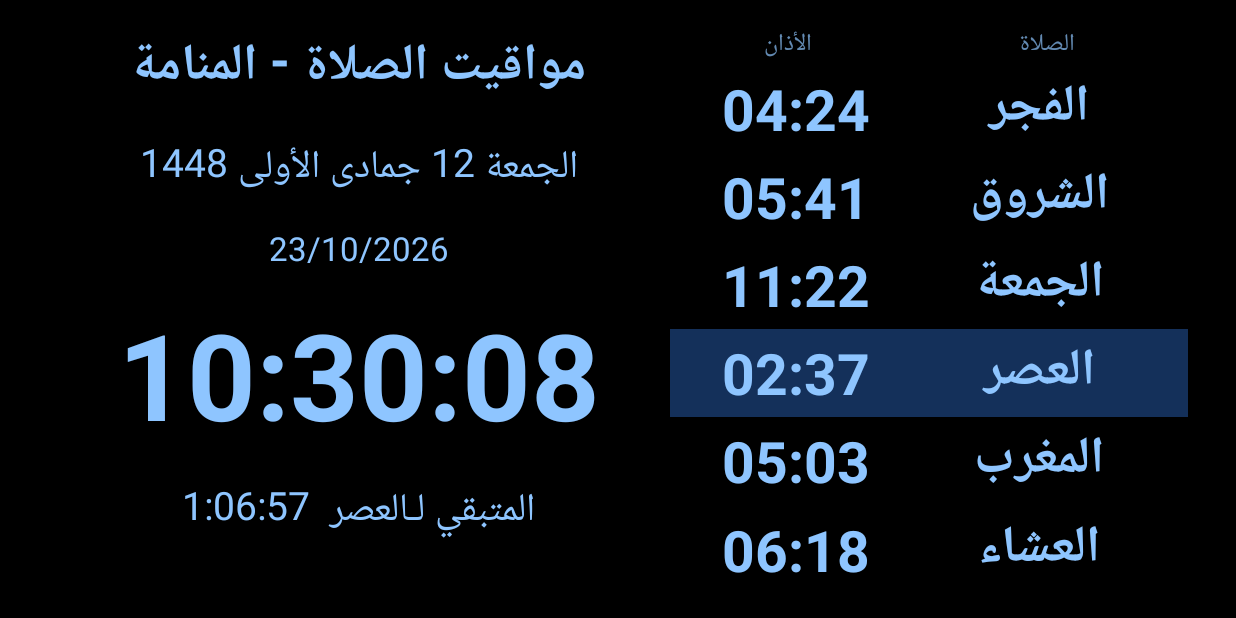
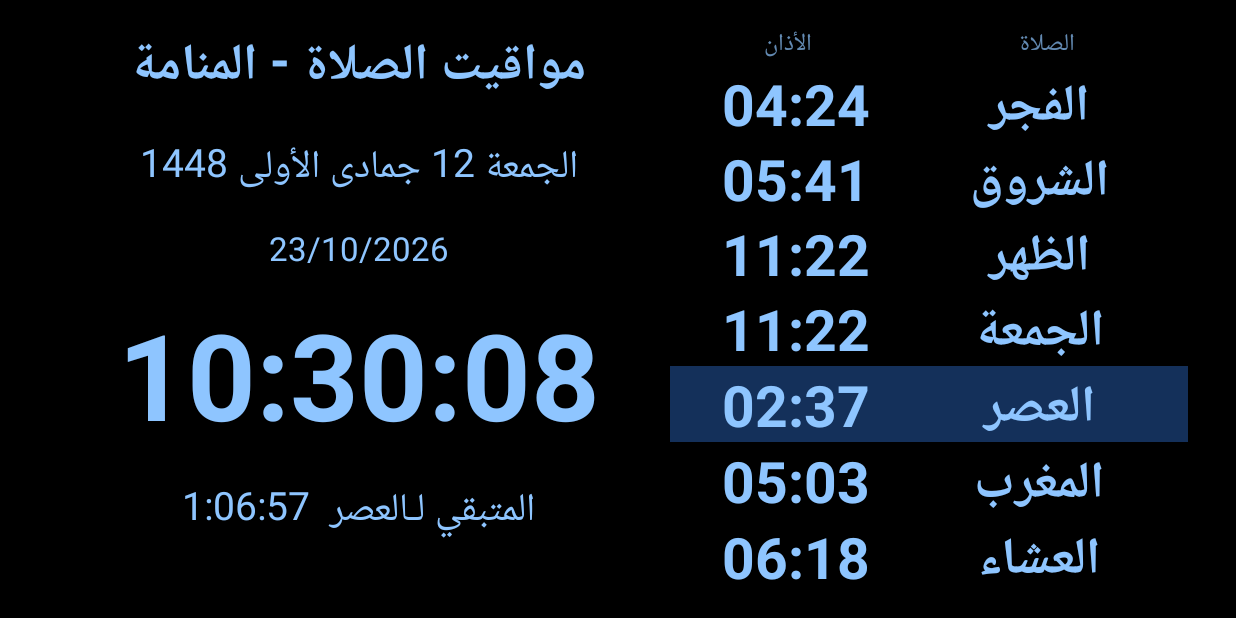
Before and after one commit to mbnetworku/Prayer.time., an Android app: the screen it shows after launch (MainActivity), on a phone screen of 824 x 412 dp (held sideways). Run offline under Robolectric (Android 15) with nearby library versions, the phone set to English and light mode, and no system bars.

Commit message:
Show Jumuah row on Fridays only
Co-Authored-By: Claude Sonnet 5.5 <noreply@anthropic.com>
Claude-Session: https://claude.ai/code/session_015wFRZXDJVBjB1Fn1Frbamn

```diff
--- a/app/src/main/java/com/prayertime/tv/MainActivity.kt
+++ b/app/src/main/java/com/prayertime/tv/MainActivity.kt
@@ -29,7 +29,7 @@ class MainActivity : Activity() {
     private lateinit var adhan: AdhanPlayer
 
     private val blue = Color.parseColor("#8EC5FF")
-    private val names = listOf("الفجر", "الشروق", "الظهر", "العصر", "المغرب", "العشاء")
+    private val names = listOf("الفجر", "الشروق", "الظهر", "الجمعة", "العصر", "المغرب", "العشاء")
     private val hijriMonths = listOf("محرم", "صفر", "ربيع الأول", "ربيع الآخر", "جمادى الأولى",
         "جمادى الآخرة", "رجب", "شعبان", "رمضان", "شوال", "ذو القعدة", "ذو الحجة")
     private val days = mapOf(1 to "الاثنين", 2 to "الثلاثاء", 3 to "الأربعاء", 4 to "الخميس",
@@ -150,20 +150,23 @@ class MainActivity : Activity() {
             return PrayerCalc.compute(date, r.lat, r.lng, off, r.method)
         }
         val t = calc(d)
-        today = t.asList().map { at(d, it) }
+        val friday = d.dayOfWeek.value == 5
+        // Index 3 is the Jumuah row: same time as Dhuhr, shown on Fridays only.
+        val hours = t.asList().toMutableList().also { it.add(3, it[2]) }
+        today = hours.mapIndexed { i, h -> if (i == 3 && !friday) null else at(d, h) }
         tomorrowFajr = at(d.plusDays(1), calc(d.plusDays(1)).fajr)
         cachedDate = d; cachedRegion = prefs.getInt("region", 0)
 
-        val friday = d.dayOfWeek.value == 5
-        names2 = names.toMutableList().also { if (friday) it[2] = "الجمعة" }
+        names2 = names
         val hd = HijrahDate.from(d.plusDays(hijriAdj.toLong()))
         title.text = "مواقيت الصلاة - " + r.nameAr.substringBefore(" - ")
         hijri.text = "${days[d.dayOfWeek.value]} ${hd.get(ChronoField.DAY_OF_MONTH)} " +
             "${hijriMonths[hd.get(ChronoField.MONTH_OF_YEAR) - 1]} ${hd.get(ChronoField.YEAR)}"
         greg.text = String.format(Locale.US, "%02d/%02d/%d", d.dayOfMonth, d.monthValue, d.year)
+        rows[3].visibility = if (friday) View.VISIBLE else View.GONE
         for (i in names.indices) {
             nameViews[i].text = names2[i]
-            timeViews[i].text = hm(t.asList()[i])
+            timeViews[i].text = hm(hours[i])
         }
     }
     private var names2 = names
@@ -189,7 +192,7 @@ class MainActivity : Activity() {
             // Fire adhan (not for sunrise) within 30s after the exact time.
             for (i in today.indices) {
                 val t = today[i] ?: continue
-                if (i == 1) continue
+                if (i == 1 || i == 3) continue
                 val since = Duration.between(t, now).seconds
                 val key = "${now.toLocalDate()}-$i"
                 if (since in 0..30 && key != lastFired) {
```
Also changed, not shown: 1 other file.
